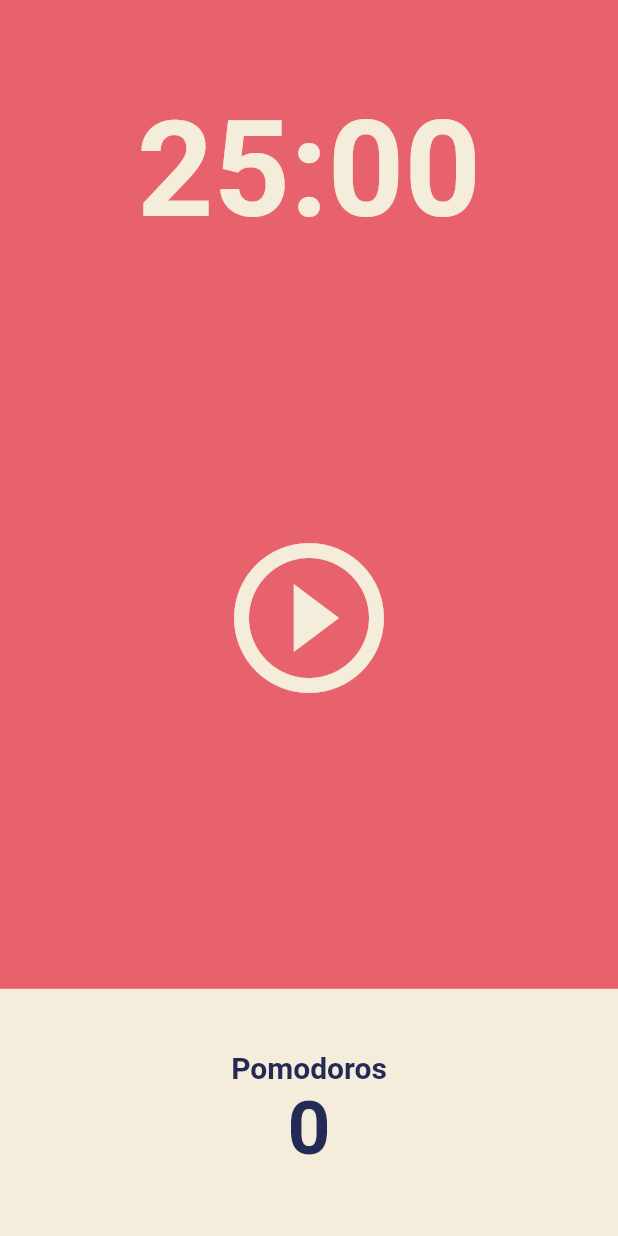
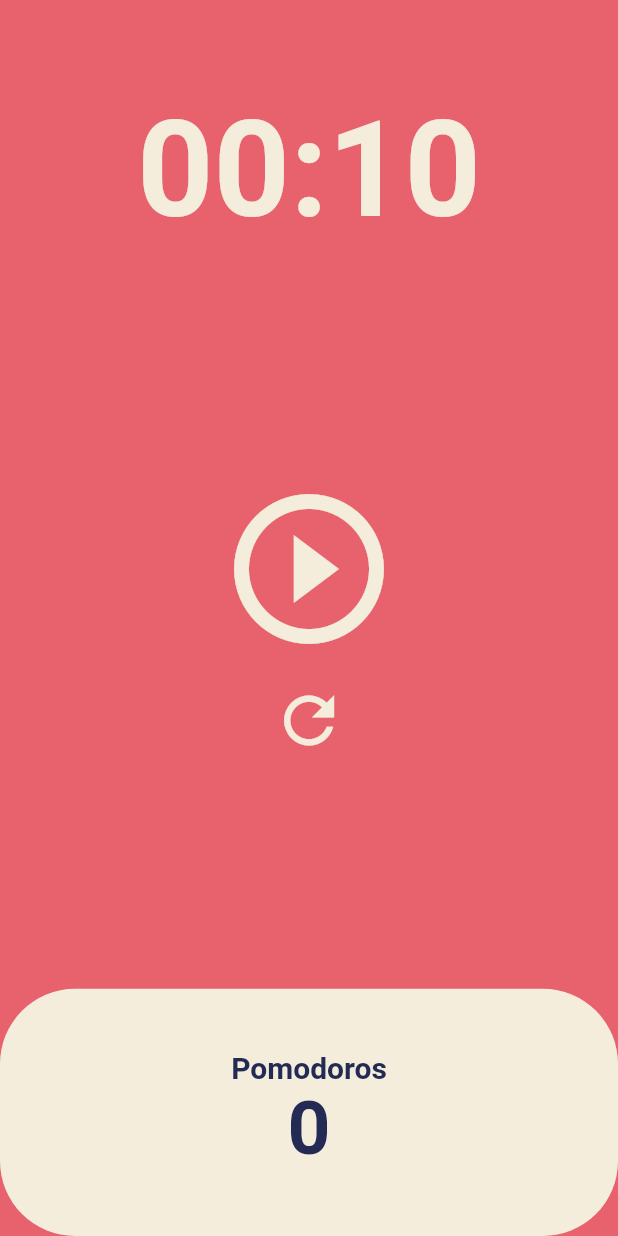
Before and after one commit to imsong97/FlutterStart, a Flutter app: the screen it shows after launch, on a phone screen of 412 x 824 dp. Run offline on Flutter 3.47's test engine with Material 2 defaults, Android fonts, the phone set to English and light mode, and no system bars.

Commit message:
timer complete, code challenge

```diff
--- a/Timer/lib/HomeScreen.dart
+++ b/Timer/lib/HomeScreen.dart
@@ -1,3 +1,5 @@
+import 'dart:async';
+
 import 'package:flutter/material.dart';
 
 class HomeScreen extends StatefulWidget {
@@ -8,6 +10,47 @@ class HomeScreen extends StatefulWidget {
 }
 
 class _HomeScreenState extends State<HomeScreen> {
+  static const INIT_SECONDS = 10;
+
+  int totalSeconds = INIT_SECONDS;
+  bool isRunning = false;
+  late Timer timer;
+  int pomodoros = 0;
+
+  String formatter(int seconds) {
+    return Duration(seconds: seconds).toString().split(".").first.substring(2, 7);
+  }
+
+  void startCount() {
+    isRunning = true;
+    timer = Timer.periodic(const Duration(seconds: 1), (timer) {
+      if(totalSeconds == 0) {
+        pomodoros++;
+        isRunning = false;
+        totalSeconds = INIT_SECONDS;
+        timer.cancel();
+      } else {
+        totalSeconds--;
+      }
+      setState(() {});
+    });
+    setState(() {});
+  }
+
+  void onPause() {
+    timer.cancel();
+    isRunning = false;
+    setState(() {});
+  }
+
+  void reset() {
+    isRunning = false;
+    timer.cancel();
+    totalSeconds = INIT_SECONDS;
+    pomodoros = 0;
+    setState(() {});
+  }
+
   @override
   Widget build(BuildContext context) {
     return Scaffold(
@@ -16,32 +59,41 @@ class _HomeScreenState extends State<HomeScreen> {
         children: [
           Flexible(child: Container(
             alignment: Alignment.bottomCenter,
-            child: Text("25:00",
+            child: Text(formatter(totalSeconds),
                 style: TextStyle(
                     color: Theme.of(context).cardColor,
                     fontSize: 89,
                     fontWeight: FontWeight.w600,)
             ),
           ), flex: 1,),
-          Flexible(child: Center(
-            child: IconButton(
-              iconSize: 120,
-              color: Theme.of(context).cardColor,
-              onPressed: (){},
-              icon: Icon(Icons.play_circle_outline),
-            ),
+          Flexible(child: Column(
+            mainAxisAlignment: MainAxisAlignment.center,
+            children: [
+              IconButton(
+                iconSize: 120,
+                color: Theme.of(context).cardColor,
+                onPressed: isRunning ? onPause : startCount,
+                icon: Icon(isRunning ? Icons.pause_circle : Icons.play_circle_outline),
+              ),
+              IconButton(
+                iconSize: 50,
+                color: Theme.of(context).cardColor,
+                onPressed: reset,
+                icon: Icon(Icons.refresh),
+              ),
+            ]
           ), flex: 3,),
           Flexible(child: Row(
             children: [
               Expanded(
                 child: Container(
-                  decoration: BoxDecoration(color: Theme.of(context).cardColor),
+                  decoration: BoxDecoration(color: Theme.of(context).cardColor, borderRadius: BorderRadius.circular(50)),
                   child: Column(
                     mainAxisAlignment: MainAxisAlignment.center,
                     children: [
                       Text("Pomodoros",
                         style: TextStyle(fontSize: 20, color: Theme.of(context).textTheme.headline1!.color, fontWeight: FontWeight.w600),),
-                      Text("0", style: TextStyle(fontSize: 50, color: Theme.of(context).textTheme.headline1!.color, fontWeight: FontWeight.w600))
+                      Text("$pomodoros", style: TextStyle(fontSize: 50, color: Theme.of(context).textTheme.headline1!.color, fontWeight: FontWeight.w600))
                     ],
                   ),
                 ),
```
